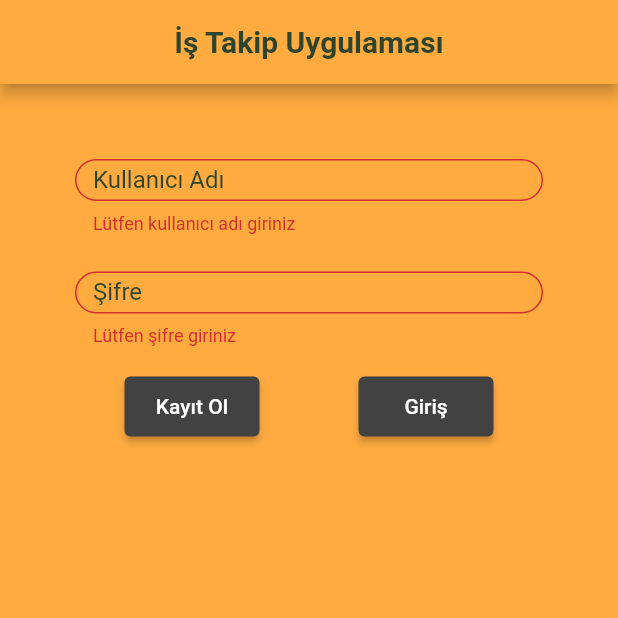
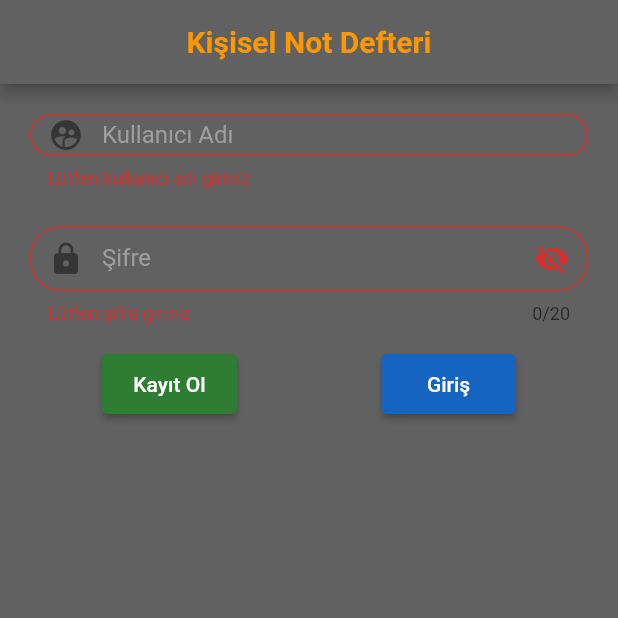
Before and after one commit to huseyindogan00/kisisel-not-tutucu, a Flutter app: the screen it shows after launch, after a tap on "Kayıt Ol", on a phone screen of 412 x 824 dp, the top half of it. Run offline on Flutter 3.47's test engine with Material 2 defaults, Android fonts, the phone set to English and light mode, and no system bars; our stand-ins replace flutter_easyloading, shared_preferences, sqflite; accounts and stored records are empty.

Commit message:
kullanıcı giriş sayfası düzenleme tamamlandı

```diff
--- a/lib/main.dart
+++ b/lib/main.dart
@@ -1,7 +1,5 @@
 import 'package:flutter/material.dart';
 import 'package:flutter_easyloading/flutter_easyloading.dart';
-import 'package:to_do_app/service/session.dart';
-import 'package:to_do_app/view/home_view.dart';
 import 'package:to_do_app/view/route_generator.dart';
 
 void main() {
--- a/lib/service/session.dart
+++ /dev/null
@@ -1,21 +0,0 @@
-import 'package:to_do_app/service/shared_session_control.dart';
-
-class Session {
-  static bool? _session;
-
-  static bool get session {
-    _sessionControl();
-    return _session ?? false;
-  }
-
-  static set session(bool value) {
-    _session = value;
-  }
-
-  static _sessionControl() async {
-    SharedSessionControl().getSession().then((value) {
-      Session.session = value;
-    });
-    print('SESSİON clasında session değeri : $session');
-  }
-}
--- a/lib/service/shared_session_control.dart
+++ b/lib/service/shared_session_control.dart
@@ -3,13 +3,13 @@ import 'package:shared_preferences/shared_preferences.dart';
 class SharedSessionControl {
   Future<SharedPreferences> sharedPreference = SharedPreferences.getInstance();
 
-  var shared;
+  SharedPreferences? shared;
 
   Future<bool> getSession() async {
     shared = await sharedPreference;
 
-    if (shared.containsKey('session')) {
-      bool result = shared.getBool('session')!;
+    if (shared!.containsKey('session')) {
+      bool result = shared!.getBool('session')!;
       print('SESSİON keyi var : $result');
       return result;
     } else {
@@ -21,7 +21,7 @@ class SharedSessionControl {
 
   sessionSave(bool state) async {
     shared = await sharedPreference;
-    var result = await shared.setBool('session', state);
+    var result = await shared!.setBool('session', state);
     print('shared kaydetmeden döenen result : $result');
   }
 
--- a/lib/view/entry_view.dart
+++ b/lib/view/entry_view.dart
@@ -1,7 +1,6 @@
 // ignore_for_file: prefer_const_constructors,prefer_const_literals_to_create_immutables, prefer_final_fields
 import 'package:flutter/material.dart';
 import 'package:to_do_app/model/user.dart';
-import 'package:to_do_app/service/session.dart';
 import 'package:to_do_app/service/utility.dart';
 import 'package:to_do_app/view_model/entry_view_model.dart';
 import '../model/easyloadin_show_state.dart';
@@ -20,30 +19,21 @@ class EntryView extends StatefulWidget {
 }
 
 class _EntryViewState extends State<EntryView> {
-  @override
-  void initState() {
-    super.initState();
-  }
-
-  initSession() {
-    if (Session.session) {
-      Navigator.pushReplacementNamed(context, '/home');
-    }
-  }
-
+  //checkbox kutusunu kontrol eden değer
+  bool isChecked = false;
+  bool isHiddenPassword = true;
   @override
   Widget build(BuildContext context) {
-    initSession();
     return Scaffold(
-      backgroundColor: Theme.of(context).backgroundColor,
+        backgroundColor: ThemeData.dark().backgroundColor,
         appBar: AppBar(
-        backgroundColor: Theme.of(context).backgroundColor,
+          backgroundColor: ThemeData.dark().backgroundColor,
           title: titleAppBar(context),
         ),
         body: Form(
           key: formKey,
           child: Container(
-          padding: EdgeInsets.symmetric(horizontal: 50, vertical: 50),
+            padding: EdgeInsets.symmetric(horizontal: 20, vertical: 20),
             child: SingleChildScrollView(
               child: Column(
                 crossAxisAlignment: CrossAxisAlignment.start,
@@ -52,25 +42,66 @@ class _EntryViewState extends State<EntryView> {
                   SizedBox(height: 25),
                   passwordTextFormField(),
                   SizedBox(height: 20),
-                Row(mainAxisAlignment: MainAxisAlignment.spaceAround, children: [
+                  Row(
+                    mainAxisAlignment: MainAxisAlignment.spaceAround,
+                    children: [
                       btnRegister(),
                       btnLogin(),
-                ]),
+                    ],
+                  ),
                 ],
               ),
             ),
           ),
+        ));
+  }
+
+  //**************************************************************************************//
+  // Giriş bilgilerinin kaydedilip kaydedilmeyeceğini bildiren CHECKBOX (DÜZENLENECEK)
+  /* Row checkBoxControl() {
+    return Row(
+      mainAxisAlignment: MainAxisAlignment.end,
+      children: [
+        Text(
+          'Giriş bilgilerimi kaydet',
+          style: TextStyle(color: Colors.grey.shade300),
         ),
+        Checkbox(
+            fillColor: MaterialStateProperty.resolveWith(getColor),
+            value: isChecked,
+            onChanged: (bool? value) {
+              setState(() {
+                isChecked = value!;
+              });
+            }),
+      ],
     );
+  } */
+  //**************************************************************************************//
+
+  // MaterialState sınıfını kullanarak etkileşime göre renk döndüren bir fonksiyon
+  Color getColor(Set<MaterialState> states) {
+    const Set<MaterialState> interactiveState = <MaterialState>{
+      MaterialState.pressed,
+      MaterialState.hovered,
+      MaterialState.focused,
+      MaterialState.selected,
+    };
+
+    if (states.any(interactiveState.contains)) {
+      return Colors.green;
+    } else {
+      return Colors.grey.shade400;
+    }
   }
 
   // AppBar da bulunan TİTLE
   Center titleAppBar(BuildContext context) {
     return Center(
         child: Text(
-      'İş Takip Uygulaması',
+      'Kişisel Not Defteri',
       style: TextStyle(
-        color: Theme.of(context).primaryColor,
+        color: Colors.orange,
         fontSize: 20,
         fontWeight: FontWeight.bold,
       ),
@@ -80,19 +111,20 @@ class _EntryViewState extends State<EntryView> {
 // USER NAME BİLGİSİNİN ALINDIĞI TEXTFİELD
   Widget userNameTextFormField() {
     return SizedBox(
-      width: MediaQuery.of(context).size.width * 0.8,
+      width: MediaQuery.of(context).size.width,
       height: 50,
       child: TextFormField(
         controller: _controllerUserName,
         decoration: InputDecoration(
+          prefixIcon: Icon(Icons.supervised_user_circle),
           border: OutlineInputBorder(borderRadius: BorderRadius.all(Radius.circular(20))),
           labelText: 'Kullanıcı Adı',
           labelStyle: TextStyle(
-            color: Theme.of(context).primaryColor,
+            color: Colors.grey.shade500,
           ),
         ),
         validator: (value) {
-          if (value == null || value.isEmpty) {
+          if (value == null || value.isEmpty || value.trim() == '') {
             return 'Lütfen kullanıcı adı giriniz';
           }
           return null;
@@ -104,19 +136,31 @@ class _EntryViewState extends State<EntryView> {
 // PASSWORD BİLGİSİNİN ALINDIĞI TEXTFİELD
   Widget passwordTextFormField() {
     return SizedBox(
-      width: MediaQuery.of(context).size.width * 0.8,
-      height: 50,
+      width: MediaQuery.of(context).size.width,
+      height: 65,
       child: TextFormField(
+        maxLength: 20,
+        obscureText: isHiddenPassword,
         controller: _controllerPassword,
         decoration: InputDecoration(
+          prefixIcon: Icon(Icons.lock),
           border: OutlineInputBorder(borderRadius: BorderRadius.all(Radius.circular(20))),
           labelText: 'Şifre',
+          suffixIcon: IconButton(
+            icon: isHiddenPassword ? Icon(Icons.visibility_off) : Icon(Icons.visibility),
+            onPressed: () {
+              setState(() {
+                isHiddenPassword = !isHiddenPassword;
+              });
+            },
+            //color: passwordDisableIconColor,
+          ),
           labelStyle: TextStyle(
-            color: Theme.of(context).primaryColor,
+            color: Colors.grey.shade500,
           ),
         ),
         validator: (value) {
-          if (value == null || value.isEmpty) {
+          if (value == null || value.isEmpty || value.trim() == '') {
             return 'Lütfen şifre giriniz';
           }
           return null;
@@ -131,16 +175,18 @@ class _EntryViewState extends State<EntryView> {
       width: 90,
       height: 40,
       child: ElevatedButton(
-        child: Text('Kayıt Ol'),
-        style: ButtonStyle(backgroundColor: MaterialStateProperty.all(Colors.grey.shade800)),
+        child: Text(
+          'Kayıt Ol',
+          style: TextStyle(color: Colors.white),
+        ),
+        style: ButtonStyle(backgroundColor: MaterialStateProperty.all(Colors.green.shade800)),
         onPressed: () async {
           if (formKey.currentState!.validate()) {
             bool result = await userCheck();
-            print('registerdan gelen result: $result');
+            print('validate sonucu : ${formKey.currentState!.validate()}');
             if (!result) {
               var sonuc = await entryViewModel
                   .addUser(User(userName: _controllerUserName.text, password: _controllerPassword.text));
-              print('kayıt işleminden gelen sonuc : $sonuc');
 
               String value = sonuc > 0 ? 'Kullanıcı kaydı başarılı.' : 'Kullanıcı kaydı başarısız.';
               Utility.getEasyLoading(showSate: EasyLoadingShowState.showInfo, miliSeconds: 2000, expression: value);
@@ -158,20 +204,25 @@ class _EntryViewState extends State<EntryView> {
     );
   }
 
+  // GİRİŞ yap butonu
   btnLogin() {
     return SizedBox(
       width: 90,
       height: 40,
       child: ElevatedButton(
-        child: Text('Giriş'),
-        style: ButtonStyle(backgroundColor: MaterialStateProperty.all(Colors.grey.shade800)),
+        child: Text(
+          'Giriş',
+          style: TextStyle(color: Colors.white),
+        ),
+        style: ButtonStyle(backgroundColor: MaterialStateProperty.all(Colors.blue.shade800)),
         onPressed: () async {
           if (formKey.currentState!.validate()) {
+            print('validate sonucu : ${formKey.currentState!.validate()}');
             bool result = await userCheck();
             if (result) {
               clearTextField();
               Utility.getEasyLoading(miliSeconds: 750, showSate: EasyLoadingShowState.showDefault, expression: '');
-              Session;
+
               Navigator.pushReplacementNamed(context, '/home');
             } else {
               Utility.getEasyLoading(
--- a/lib/view/home_view.dart
+++ b/lib/view/home_view.dart
@@ -4,7 +4,6 @@ import 'package:flutter/material.dart';
 import 'package:shared_preferences/shared_preferences.dart';
 import 'package:to_do_app/model/job.dart';
 import 'package:to_do_app/model/page_enum.dart';
-import 'package:to_do_app/service/session.dart';
 import 'package:to_do_app/service/utility.dart';
 import 'package:to_do_app/view_model/home_view_model.dart';
 import 'package:to_do_app/view_model/job_detail_model.dart';
@@ -116,7 +115,6 @@ class _HomeViewState extends State<HomeView> with Utility {
                   onPressed: () async {
                     bool result = await Navigator.of(context).maybePop();
                     if (result) {
-                      Session.session = true;
                       Navigator.pushReplacementNamed(context, '/');
                     }
                   },
--- a/lib/view/route_generator.dart
+++ b/lib/view/route_generator.dart
@@ -19,6 +19,8 @@ class RouteGenerator {
   }
 
   static _creatRoute(Widget pageWidget) {
-    return MaterialPageRoute(builder: (context) => pageWidget);
+    return MaterialPageRoute(
+      builder: (context) => pageWidget,
+    );
   }
 }
```
Also changed, not shown: lib/service/utility.dart (+62 -0 lines). Lines whose indentation alone changed are shown as unchanged.
